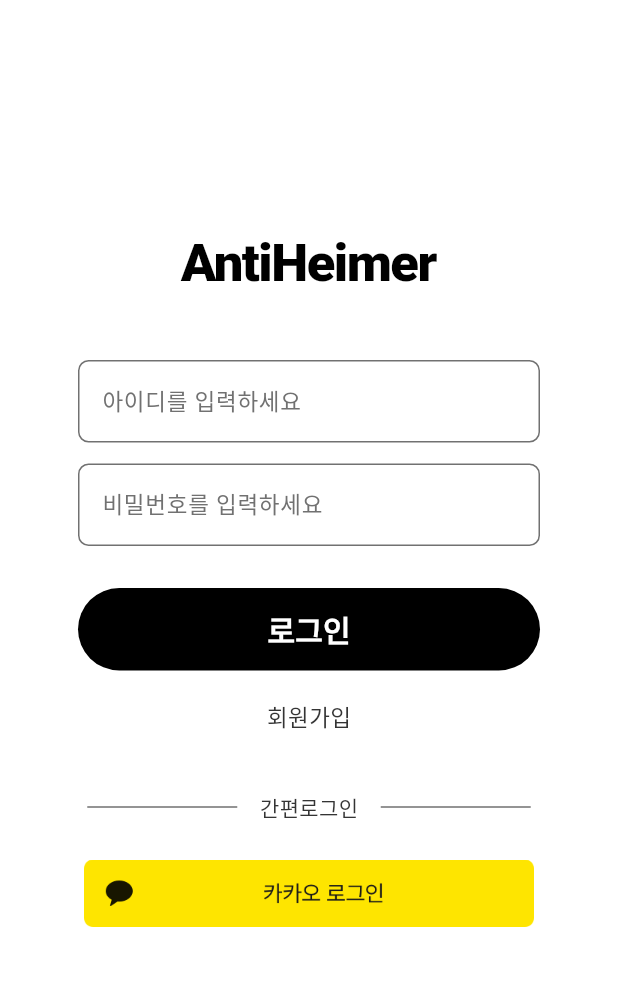
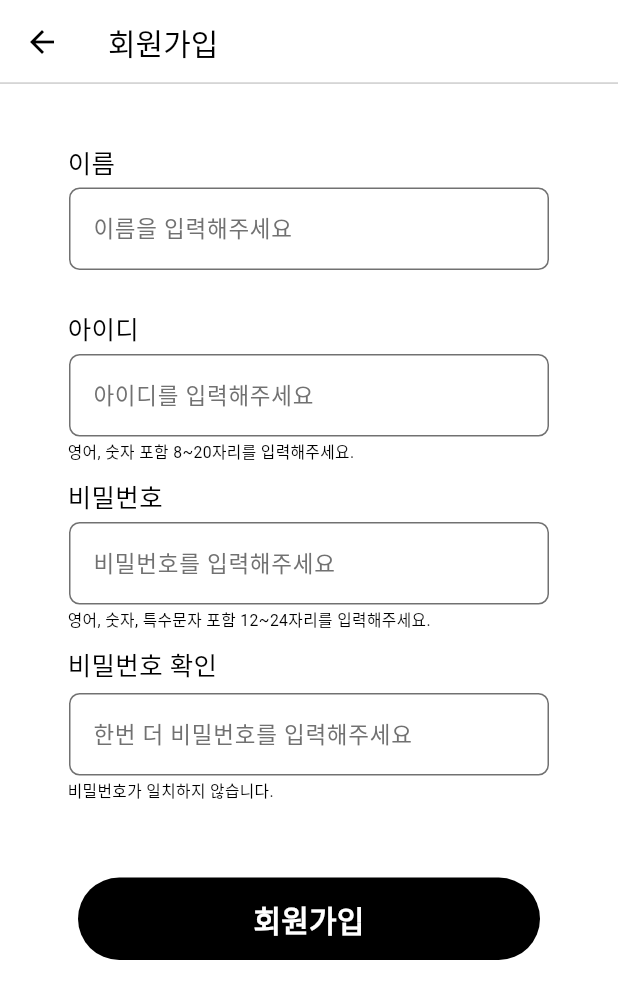
Before and after one commit to AntiHeimer/front, a Flutter app: the LoginPage screen opened directly, after a tap on "회원가입", on a phone screen of 412 x 824 dp. Shown: the top 999 px of the screen. Run offline on Flutter 3.47's test engine with Material 3 defaults, Android fonts, the phone set to English and light mode, and no system bars.

Commit message:
signup page

```diff
--- a/lib/Account/page/account_page.dart
+++ b/lib/Account/page/account_page.dart
@@ -1,4 +1,4 @@
-import 'package:anti_heimer/Main/component/app_bar.dart';
+import 'package:anti_heimer/Main/component/app_bar/app_bar1.dart';
 import 'package:flutter/material.dart';
 
 class AccountPage extends StatefulWidget {
@@ -14,7 +14,7 @@ class _AccountPageState extends State<AccountPage> {
   @override
   Widget build(BuildContext context) {
     return const Scaffold(
-      appBar: AppBarWidget(title: '계정'),
+      appBar: AppBarWidget1(title: '계정'),
       body: Text('account'),
     );
   }
--- a/lib/Home/page/home_page.dart
+++ b/lib/Home/page/home_page.dart
@@ -1,4 +1,4 @@
-import 'package:anti_heimer/Main/component/app_bar.dart';
+import 'package:anti_heimer/Main/component/app_bar/app_bar1.dart';
 import 'package:flutter/material.dart';
 
 class HomePage extends StatefulWidget {
@@ -14,7 +14,7 @@ class _HomePageState extends State<HomePage> {
   @override
   Widget build(BuildContext context) {
     return const Scaffold(
-      appBar: AppBarWidget(title: '메인'),
+      appBar: AppBarWidget1(title: '메인'),
       body: Text('home'),
     );
   }
--- a/lib/Location/page/location_page.dart
+++ b/lib/Location/page/location_page.dart
@@ -1,4 +1,4 @@
-import 'package:anti_heimer/Main/component/app_bar.dart';
+import 'package:anti_heimer/Main/component/app_bar/app_bar1.dart';
 import 'package:flutter/material.dart';
 
 class LocationPage extends StatefulWidget {
@@ -14,7 +14,7 @@ class _LocationPageState extends State<LocationPage> {
   @override
   Widget build(BuildContext context) {
     return const Scaffold(
-      appBar: AppBarWidget(title: '위치'),
+      appBar: AppBarWidget1(title: '위치'),
       body: Text('location'),
     );
   }
--- a/lib/Login/page/login_page.dart
+++ b/lib/Login/page/login_page.dart
@@ -1,6 +1,7 @@
 import 'package:anti_heimer/Login/component/social_login.dart';
 import 'package:anti_heimer/Main/component/main_button.dart';
 import 'package:anti_heimer/Main/component/text_field.dart';
+import 'package:anti_heimer/SignUp/page/signup_page.dart';
 import 'package:flutter/material.dart';
 
 class LoginPage extends StatefulWidget {
@@ -36,7 +37,11 @@ class _LoaginPageState extends State<LoginPage> {
             const MainButton(text: '로그인'),
             const Padding(padding: EdgeInsets.only(bottom: 20)),
             InkWell(
-              onTap: () {},
+              onTap: () {
+                Navigator.push(context, MaterialPageRoute(builder: (context) {
+                  return SignUpPage();
+                }));
+              },
               child: const Text(
                 '회원가입',
                 style: TextStyle(
--- a/lib/Main/component/app_bar.dart
+++ b/lib/Main/component/app_bar/app_bar1.dart
@@ -1,10 +1,10 @@
 import 'package:anti_heimer/Login/page/login_page.dart';
 import 'package:flutter/material.dart';
 
-class AppBarWidget extends StatelessWidget implements PreferredSizeWidget {
+class AppBarWidget1 extends StatelessWidget implements PreferredSizeWidget {
   final String title;
 
-  const AppBarWidget({
+  const AppBarWidget1({
     required this.title,
     Key? key,
   }) : super(key: key);
--- /dev/null
+++ b/lib/Main/component/app_bar/app_bar2.dart
@@ -0,0 +1,26 @@
+import 'package:flutter/material.dart';
+
+class AppBarWidget2 extends StatelessWidget implements PreferredSizeWidget {
+  final String title;
+
+  const AppBarWidget2({
+    required this.title,
+    Key? key,
+  }) : super(key: key);
+
+  @override
+  Widget build(BuildContext context) {
+    return AppBar(
+      title: Text(
+        title,
+        style: const TextStyle(fontSize: 20),
+      ),
+      shape: const Border(
+        bottom: BorderSide(color: Color.fromRGBO(213, 213, 213, 1), width: 1.2),
+      ),
+    );
+  }
+
+  @override
+  Size get preferredSize => const Size.fromHeight(kToolbarHeight);
+}
--- a/lib/Main/component/bottom_bar.dart
+++ /dev/null
@@ -1,43 +0,0 @@
-import 'package:flutter/material.dart';
-
-class BottomBar extends StatelessWidget {
-  @override
-  Widget build(BuildContext context) {
-    return Container(
-      color: Color.fromRGBO(245, 245, 245, 100),
-      child: const SizedBox(
-        height: 104,
-        child: TabBar(
-          tabs: <Widget>[
-            ButtonTextWidget(icon: Icons.location_on_outlined),
-            ButtonTextWidget(icon: Icons.home),
-            ButtonTextWidget(icon: Icons.account_circle_outlined),
-          ],
-        ),
-      ),
-    );
-  }
-}
-
-class ButtonTextWidget extends StatelessWidget {
-  // final String text;
-  final IconData icon;
-
-  const ButtonTextWidget({
-    // required this.text,
-    required this.icon,
-  });
-
-  @override
-  Widget build(BuildContext context) {
-    return Tab(
-      icon: Icon(
-        icon,
-        size: 35,
-        color: Colors.black,
-      ),
-      // child:
-      //     Text(text, style: const TextStyle(fontSize: 12, color: Colors.black)),
-    );
-  }
-}
--- a/lib/Main/component/text_field.dart
+++ b/lib/Main/component/text_field.dart
@@ -11,7 +11,7 @@ class TextFieldWidget extends StatelessWidget {
   @override
   Widget build(BuildContext context) {
     return SizedBox(
-      width: 308,
+      width: 320,
       height: 55,
       child: TextField(
         cursorColor: Colors.transparent,
--- /dev/null
+++ b/lib/SignUp/page/signup_page.dart
@@ -0,0 +1,89 @@
+import 'package:anti_heimer/Main/component/app_bar/app_bar2.dart';
+import 'package:anti_heimer/Main/component/main_button.dart';
+import 'package:anti_heimer/Main/component/text_field.dart';
+import 'package:flutter/material.dart';
+
+class SignUpPage extends StatefulWidget {
+  _SignUpPageState createState() => _SignUpPageState();
+}
+
+class _SignUpPageState extends State<SignUpPage> {
+  @override
+  void initState() {
+    super.initState();
+  }
+
+  @override
+  Widget build(BuildContext context) {
+    return const Scaffold(
+      appBar: AppBarWidget2(title: '회원가입'),
+      body: Center(
+        child: Column(
+          children: <Widget>[
+            Padding(padding: EdgeInsets.only(bottom: 40)),
+            InputBox(text: '이름', hintText: '이름을 입력해주세요', subText: ''),
+            InputBox(
+                text: '아이디',
+                hintText: '아이디를 입력해주세요',
+                subText: '영어, 숫자 포함 8~20자리를 입력해주세요.'),
+            InputBox(
+                text: '비밀번호',
+                hintText: '비밀번호를 입력해주세요',
+                subText: '영어, 숫자, 특수문자 포함 12~24자리를 입력해주세요.'),
+            InputBox(
+                text: '비밀번호 확인',
+                hintText: '한번 더 비밀번호를 입력해주세요',
+                subText: '비밀번호가 일치하지 않습니다.'),
+            Padding(padding: EdgeInsets.only(bottom: 40)),
+            MainButton(text: '회원가입'),
+          ],
+        ),
+      ),
+    );
+  }
+}
+
+class InputBox extends StatelessWidget {
+  final String text;
+  final String hintText;
+  final String subText;
+
+  const InputBox({
+    required this.text,
+    required this.hintText,
+    required this.subText,
+    Key? key,
+  }) : super(key: key);
+
+  @override
+  Widget build(BuildContext context) {
+    return Column(
+      children: <Widget>[
+        Row(
+          mainAxisAlignment: MainAxisAlignment.start,
+          children: <Widget>[
+            const Padding(padding: EdgeInsets.only(left: 45)),
+            Text(
+              text,
+              textAlign: TextAlign.left,
+              style: const TextStyle(fontSize: 17),
+            ),
+          ],
+        ),
+        const Padding(padding: EdgeInsets.only(bottom: 5)),
+        TextFieldWidget(hintText: hintText),
+        const Padding(padding: EdgeInsets.only(bottom: 2)),
+        Row(
+          children: <Widget>[
+            const Padding(padding: EdgeInsets.only(left: 45)),
+            Text(
+              subText,
+              style: const TextStyle(fontSize: 10.5),
+            ),
+          ],
+        ),
+        const Padding(padding: EdgeInsets.only(bottom: 10)),
+      ],
+    );
+  }
+}
```
